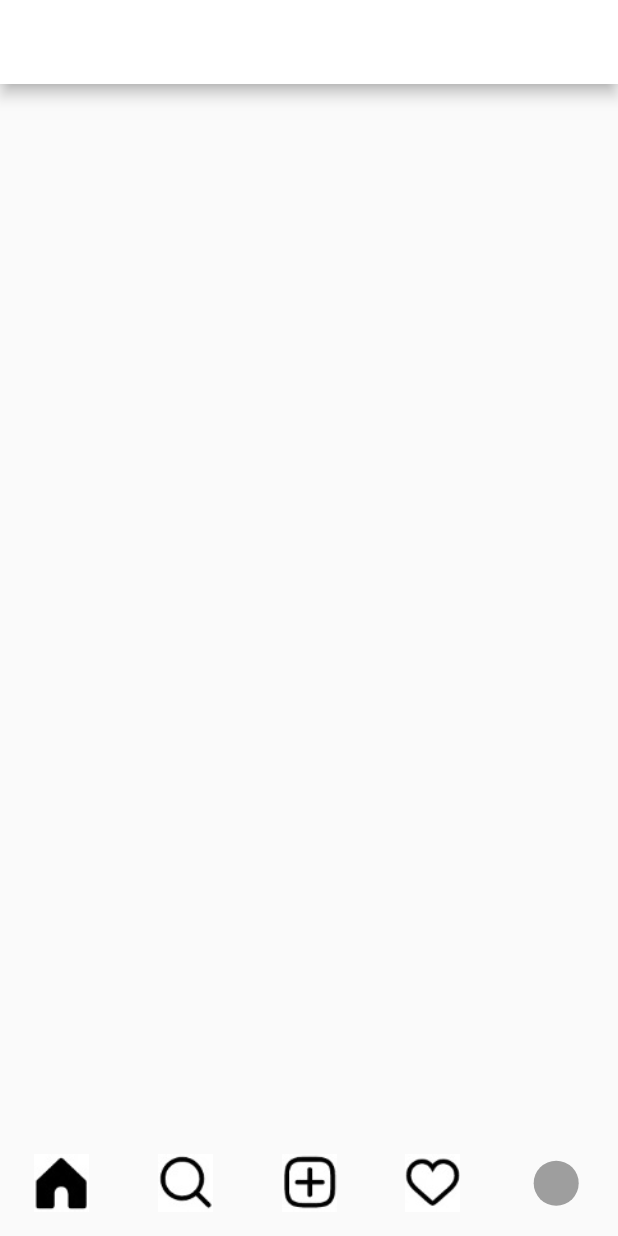
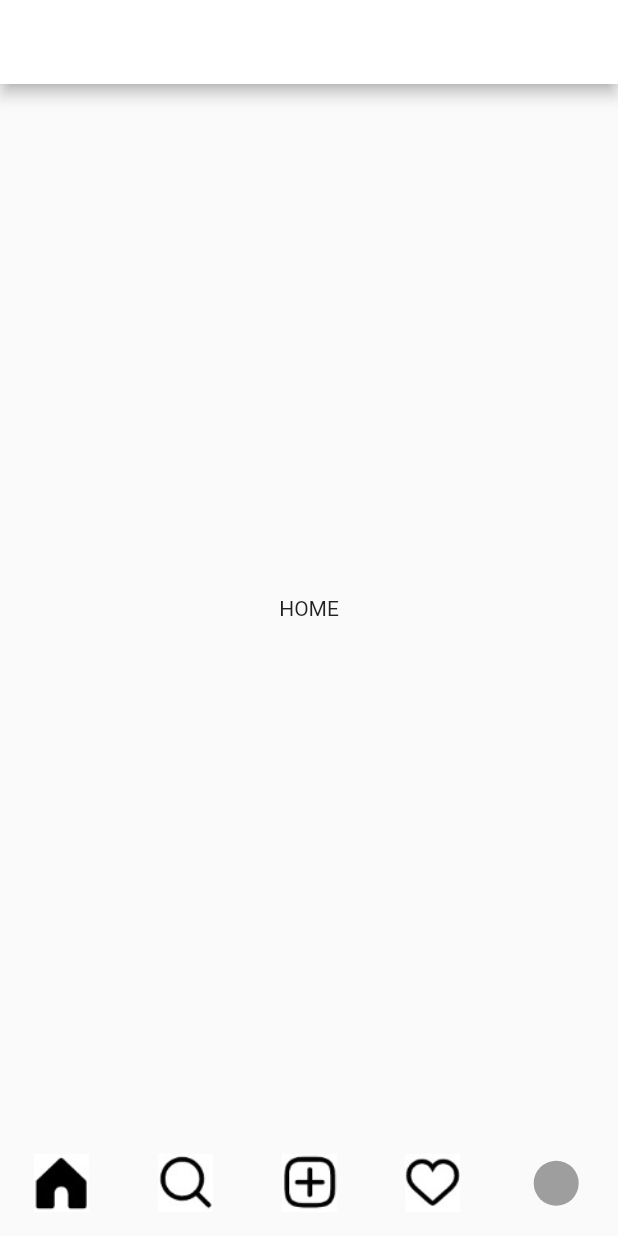
Before and after one commit to YangJiuk/CopyAppFlutter, a Flutter app: the screen it shows after launch, on a phone screen of 412 x 824 dp. Run offline on Flutter 3.47's test engine with Material 2 defaults, Android fonts, the phone set to English and light mode, and no system bars; our stand-ins replace get.

Commit message:
바텀 내비게이션 완료

```diff
--- a/lib/src/app.dart
+++ b/lib/src/app.dart
@@ -4,60 +4,74 @@ import 'package:get/get.dart';
 import 'package:untitled/src/components/image_data.dart';
 import 'package:untitled/src/controller/bottom_nav_controller.dart';
 
-class App extends GetView<BottomNavController>{
-  const App({Key? key}): super(key :key);
+class App extends GetView<BottomNavController> {
+  const App({Key? key}) : super(key: key);
 
   @override
-  Widget build(BuildContext context){
+  Widget build(BuildContext context) {
     return WillPopScope(
-        child:Obx(()=> Scaffold(
+      onWillPop: controller.willPopAction,
+      child: Obx(() => Scaffold(
             appBar: AppBar(),
-          body: Container(),
+            body: IndexedStack(
+              index: controller.pageIndex.value,
+              children: [
+                Container(
+                  child: Center(child: Text('HOME')),
+                ),
+                Container(
+                  child: Center(child: Text('SEARCH')),
+                ),
+                Container(
+                  child: Center(child: Text('UPLOAD')),
+                ),
+                Container(
+                  child: Center(child: Text('ACTIVITY')),
+                ),
+                Container(
+                  child: Center(child: Text('MYPAGE')),
+                ),
+              ],
+            ),
             bottomNavigationBar: BottomNavigationBar(
-            type: BottomNavigationBarType.fixed ,
-            showSelectedLabels: false ,
-            showUnselectedLabels: false ,
+              type: BottomNavigationBarType.fixed,
+              showSelectedLabels: false,
+              showUnselectedLabels: false,
               currentIndex: controller.pageIndex.value,
               elevation: 0,
               onTap: controller.changeBottomNav,
               items: [
-              BottomNavigationBarItem
-                (
+                BottomNavigationBarItem(
                   icon: ImageData(IconsPath.homeOff),
                   activeIcon: ImageData(IconsPath.homeOn),
-                label:  'home',
-               ),BottomNavigationBarItem
-                (
+                  label: 'home',
+                ),
+                BottomNavigationBarItem(
                   icon: ImageData(IconsPath.searchOff),
                   activeIcon: ImageData(IconsPath.searchOn),
-                label:  'home',
-              ),BottomNavigationBarItem
-                (
+                  label: 'home',
+                ),
+                BottomNavigationBarItem(
                   icon: ImageData(IconsPath.uploadIcon),
-                label:  'home',
-              ),BottomNavigationBarItem
-                (
+                  label: 'home',
+                ),
+                BottomNavigationBarItem(
                   icon: ImageData(IconsPath.activeOff),
                   activeIcon: ImageData(IconsPath.activeOn),
-                label:  'home',
-              ),BottomNavigationBarItem
-                (
+                  label: 'home',
+                ),
+                BottomNavigationBarItem(
                   icon: Container(
                     width: 30,
                     height: 30,
                     decoration: BoxDecoration(
-                      shape: BoxShape.circle,
-                      color: Colors.grey
+                        shape: BoxShape.circle, color: Colors.grey),
                   ),
-                ),
-                label:  'home',
+                  label: 'home',
                 ),
               ],
             ),
           )),
-        onWillPop: () async{
-      return false;
-    },
     );
   }
 }
```
Also changed, not shown: lib/src/components/message_popup.dart (added, +74 -0 lines), lib/src/controller/bottom_nav_controller.dart (+50 -2 lines), lib/src/pages/upload.dart (added, +12 -0 lines). Lines whose indentation alone changed are shown as unchanged.
